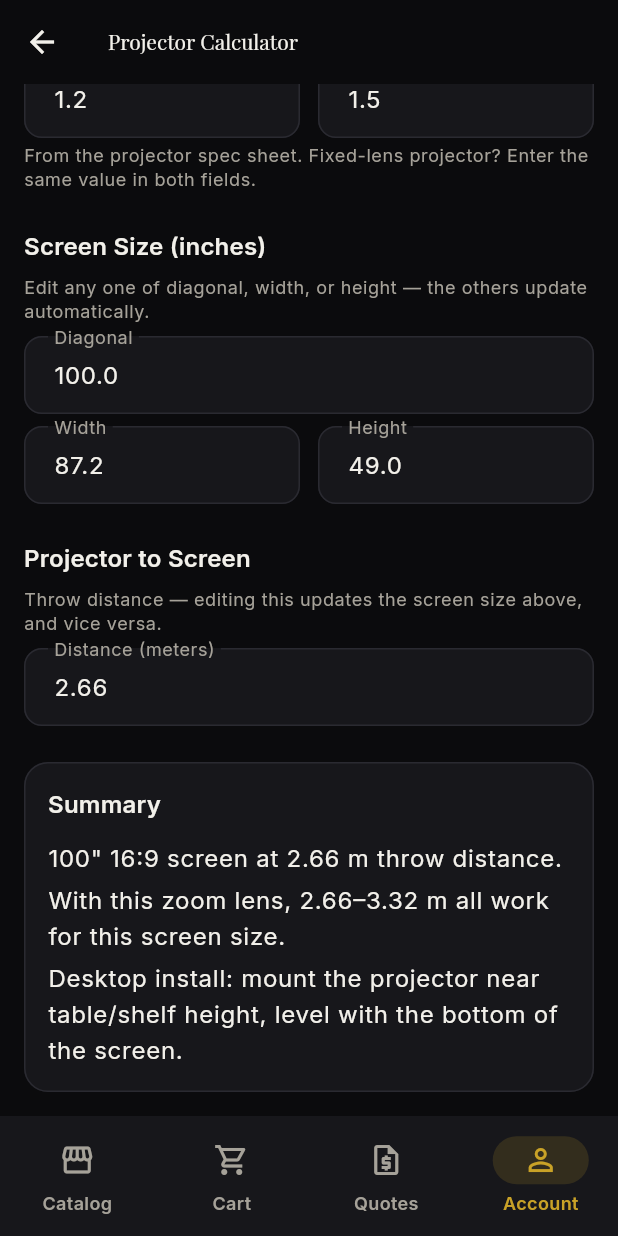
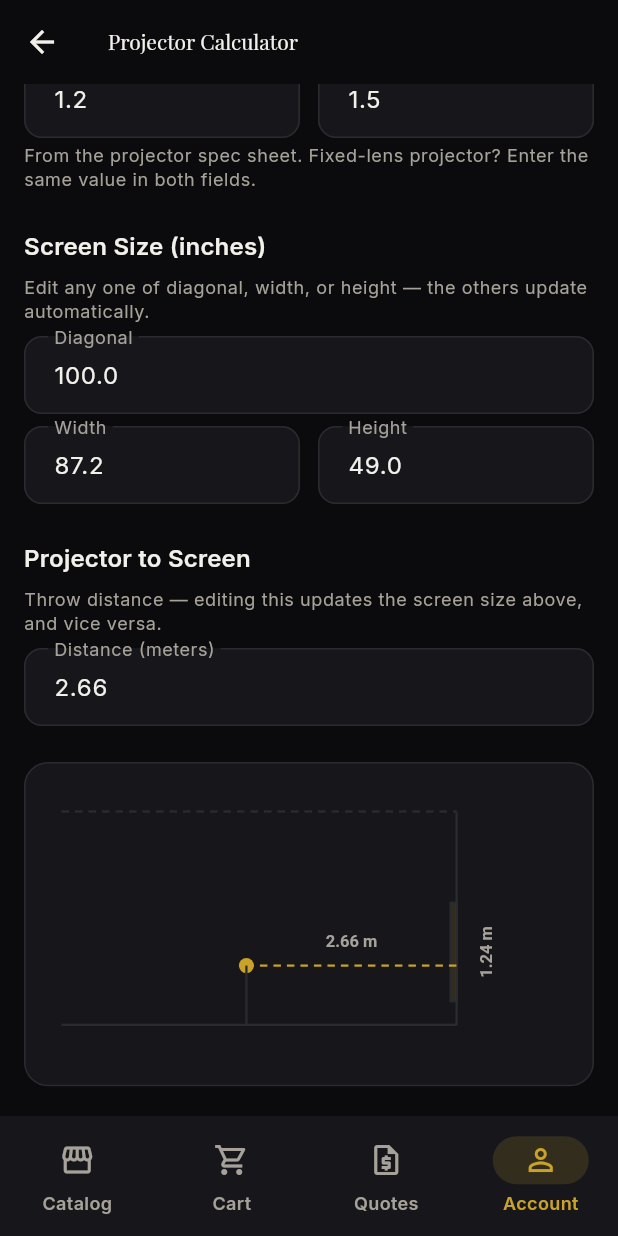
Before and after one commit to shoeib22/osteq-platform, a Flutter app: the ProjectorCalculatorScreen screen opened by its route, scrolled down 400 dp, on a phone screen of 412 x 824 dp. Run offline on Flutter 3.47's test engine with Material 3 defaults, Android fonts, the phone set to English and light mode, and no system bars; our stand-ins replace dio, flutter_riverpod, go_router, google_fonts, supabase_flutter; accounts and stored records are empty; network calls fail.

Commit message:
Add a throw-distance diagram to the Projector Calculator
BenQ's own calculator (projectorcalculator.benq.com) pairs its throw-distance
numbers with a side-profile diagram; this app only had text fields. Adds
ThrowDistanceDiagram — a CustomPainter side view showing the room floor/
ceiling, the projector (positioned per ceiling-mount vs desktop, dashed line
back to the wall), and the screen sized to its actual height — rendered
above the Summary card once distance and screen height are known.

Sizes itself to the room's real length:height proportions (fit-to-width,
clamped 140-240px) rather than a fixed height, which otherwise forces the
smaller dimension to dominate the scale and strands the drawing in a
fraction of the card.

Co-Authored-By: Claude Sonnet 5 <noreply@anthropic.com>

```diff
--- a/customer_app/lib/features/projector_calculator/projector_calculator_screen.dart
+++ b/customer_app/lib/features/projector_calculator/projector_calculator_screen.dart
@@ -4,6 +4,7 @@ import '../catalog/catalog_provider.dart';
 import '../catalog/product_model.dart';
 import '../../widgets/product_image.dart';
 import 'projector_math.dart';
+import 'throw_distance_diagram.dart';
 
 enum InstallationType { desktop, ceiling }
 
@@ -320,6 +321,8 @@ class _ProjectorCalculatorScreenState extends ConsumerState<ProjectorCalculatorS
             onChanged: (_) => _recomputeFromDistance(),
           ),
           const SizedBox(height: 24),
+          _buildDiagram(),
+          const SizedBox(height: 24),
           _buildSummary(),
         ],
       ),
@@ -337,6 +340,21 @@ class _ProjectorCalculatorScreenState extends ConsumerState<ProjectorCalculatorS
       keyboardType: const TextInputType.numberWithOptions(decimal: true),
       decoration: InputDecoration(labelText: label),
       onChanged: onChanged,
+    );
+  }
+
+  Widget _buildDiagram() {
+    final distance = _parse(_distanceController);
+    final heightIn = _parse(_heightController);
+    if (distance == null || distance <= 0 || heightIn == null || heightIn <= 0) {
+      return const SizedBox.shrink();
+    }
+    return ThrowDistanceDiagram(
+      installationType: _installationType,
+      throwDistanceMeters: distance,
+      screenHeightMeters: heightIn * 0.0254,
+      roomLengthMeters: _parse(_roomLController),
+      roomHeightMeters: _parse(_roomHController),
     );
   }
 
--- /dev/null
+++ b/customer_app/lib/features/projector_calculator/throw_distance_diagram.dart
@@ -0,0 +1,210 @@
+import 'package:flutter/material.dart';
+import '../../theme/app_colors.dart';
+import 'projector_calculator_screen.dart' show InstallationType;
+
+/// Side-profile schematic of the projector-to-screen setup — the same kind of diagram
+/// BenQ's own projector calculator (projectorcalculator.benq.com) shows next to its throw
+/// distance numbers, so a user can see what "2.66 m throw distance" actually looks like in
+/// their room instead of just reading a number.
+class ThrowDistanceDiagram extends StatelessWidget {
+  const ThrowDistanceDiagram({
+    super.key,
+    required this.installationType,
+    required this.throwDistanceMeters,
+    required this.screenHeightMeters,
+    this.roomLengthMeters,
+    this.roomHeightMeters,
+  });
+
+  final InstallationType installationType;
+  final double throwDistanceMeters;
+  final double screenHeightMeters;
+  final double? roomLengthMeters;
+  final double? roomHeightMeters;
+
+  static const _minHeight = 140.0;
+  static const _maxHeight = 240.0;
+  static const _pad = 24.0; // combined left+right / top+bottom padding budget below
+
+  @override
+  Widget build(BuildContext context) {
+    final totalLengthM = [roomLengthMeters ?? 0, throwDistanceMeters * 1.15].reduce((a, b) => a > b ? a : b);
+    final totalHeightM = [
+      roomHeightMeters ?? 0,
+      screenHeightMeters + 0.6,
+      2.4,
+    ].reduce((a, b) => a > b ? a : b);
+
+    return LayoutBuilder(
+      builder: (context, constraints) {
+        // Size the card to the room's actual length:height proportions (fit the full
+        // available width) instead of a fixed height — a fixed height forces whichever
+        // dimension is smaller to dominate the scale, leaving the diagram stranded in a
+        // fraction of the card with a large dead gap, which is what happened before this.
+        final drawWidth = constraints.maxWidth - _pad;
+        final naturalHeight = (totalHeightM / totalLengthM) * drawWidth + _pad;
+        final height = naturalHeight.clamp(_minHeight, _maxHeight);
+
+        return Container(
+          height: height,
+          width: double.infinity,
+          padding: const EdgeInsets.all(12),
+          decoration: BoxDecoration(
+            color: AppColors.surface,
+            borderRadius: BorderRadius.circular(16),
+            border: Border.all(color: AppColors.border),
+          ),
+          child: CustomPaint(
+            painter: _ThrowDistancePainter(
+              installationType: installationType,
+              throwDistanceMeters: throwDistanceMeters,
+              screenHeightMeters: screenHeightMeters,
+              roomLengthMeters: roomLengthMeters,
+              roomHeightMeters: roomHeightMeters,
+              textColor: AppColors.textSecondary,
+              lineColor: AppColors.border,
+              accentColor: AppColors.gold,
+            ),
+            size: Size.infinite,
+          ),
+        );
+      },
+    );
+  }
+}
+
+class _ThrowDistancePainter extends CustomPainter {
+  _ThrowDistancePainter({
+    required this.installationType,
+    required this.throwDistanceMeters,
+    required this.screenHeightMeters,
+    required this.roomLengthMeters,
+    required this.roomHeightMeters,
+    required this.textColor,
+    required this.lineColor,
+    required this.accentColor,
+  });
+
+  final InstallationType installationType;
+  final double throwDistanceMeters;
+  final double screenHeightMeters;
+  final double? roomLengthMeters;
+  final double? roomHeightMeters;
+  final Color textColor;
+  final Color lineColor;
+  final Color accentColor;
+
+  static const _screenFloorGapMeters = 0.3;
+  static const _deskProjectorHeightMeters = 0.75;
+  static const _ceilingDropMeters = 0.15;
+
+  @override
+  void paint(Canvas canvas, Size size) {
+    final totalLengthM = [roomLengthMeters ?? 0, throwDistanceMeters * 1.15]
+        .reduce((a, b) => a > b ? a : b);
+    final totalHeightM = [
+      roomHeightMeters ?? 0,
+      screenHeightMeters + _screenFloorGapMeters + 0.3,
+      2.4,
+    ].reduce((a, b) => a > b ? a : b);
+
+    const leftPad = 12.0, rightPad = 44.0, topPad = 20.0, bottomPad = 28.0;
+    final drawWidth = size.width - leftPad - rightPad;
+    final drawHeight = size.height - topPad - bottomPad;
+    final scale = [drawWidth / totalLengthM, drawHeight / totalHeightM].reduce((a, b) => a < b ? a : b);
+
+    final floorY = size.height - bottomPad;
+    double x(double metersFromLeft) => leftPad + metersFromLeft * scale;
+    double y(double metersFromFloor) => floorY - metersFromFloor * scale;
+
+    final linePaint = Paint()
+      ..color = lineColor
+      ..strokeWidth = 1.5
+      ..style = PaintingStyle.stroke;
+    final dashedPaint = Paint()
+      ..color = accentColor
+      ..strokeWidth = 1.5
+      ..style = PaintingStyle.stroke;
+
+    // Floor.
+    canvas.drawLine(Offset(x(0), floorY), Offset(x(totalLengthM), floorY), linePaint);
+
+    // Screen wall + screen rectangle, flush to the right edge of the drawable area.
+    final screenX = x(totalLengthM);
+    final screenBottomY = y(_screenFloorGapMeters);
+    final screenTopY = y(_screenFloorGapMeters + screenHeightMeters);
+    canvas.drawLine(Offset(screenX, floorY), Offset(screenX, y(totalHeightM)), linePaint);
+    final screenPaint = Paint()
+      ..color = accentColor.withValues(alpha: 0.15)
+      ..style = PaintingStyle.fill;
+    final screenRect = Rect.fromPoints(Offset(screenX - 4, screenTopY), Offset(screenX, screenBottomY));
+    canvas.drawRect(screenRect, screenPaint);
+    canvas.drawRect(screenRect, linePaint..style = PaintingStyle.stroke);
+
+    // Ceiling (dashed) if a room height is known.
+    if (roomHeightMeters != null) {
+      _drawDashedLine(canvas, Offset(x(0), y(roomHeightMeters!)), Offset(x(totalLengthM), y(roomHeightMeters!)), lineColor);
+    }
+
+    // Projector position + throw-distance line.
+    final projectorHeightM = installationType == InstallationType.ceiling
+        ? (roomHeightMeters ?? totalHeightM) - _ceilingDropMeters
+        : _deskProjectorHeightMeters;
+    final projectorX = totalLengthM - throwDistanceMeters;
+    final projOffset = Offset(x(projectorX), y(projectorHeightM));
+    final screenTargetOffset = Offset(screenX, y(projectorHeightM));
+
+    _drawDashedLine(canvas, projOffset, screenTargetOffset, accentColor);
+
+    // Projector glyph: small filled circle + a short mount stub.
+    canvas.drawCircle(projOffset, 5, Paint()..color = accentColor);
+    if (installationType == InstallationType.ceiling) {
+      canvas.drawLine(projOffset, Offset(projOffset.dx, y(roomHeightMeters ?? totalHeightM)), dashedPaint);
+    } else {
+      canvas.drawLine(projOffset, Offset(projOffset.dx, floorY), linePaint);
+    }
+
+    // Labels.
+    _drawLabel(canvas, '${throwDistanceMeters.toStringAsFixed(2)} m', Offset((projOffset.dx + screenTargetOffset.dx) / 2, projOffset.dy - 16), textColor, accentColor);
+    _drawLabel(canvas, '${screenHeightMeters.toStringAsFixed(2)} m', Offset(screenX + 20, (screenTopY + screenBottomY) / 2), textColor, textColor, rotated: true);
+  }
+
+  void _drawDashedLine(Canvas canvas, Offset start, Offset end, Color color) {
+    const dashLength = 5.0, gapLength = 4.0;
+    final total = (end - start).distance;
+    if (total == 0) return;
+    final direction = (end - start) / total;
+    var covered = 0.0;
+    final paint = Paint()
+      ..color = color
+      ..strokeWidth = 1.5
+      ..style = PaintingStyle.stroke;
+    while (covered < total) {
+      final segStart = start + direction * covered;
+      final segEnd = start + direction * (covered + dashLength).clamp(0, total);
+      canvas.drawLine(segStart, segEnd, paint);
+      covered += dashLength + gapLength;
+    }
+  }
+
+  void _drawLabel(Canvas canvas, String text, Offset center, Color textColor, Color chipColor, {bool rotated = false}) {
+    final painter = TextPainter(
+      text: TextSpan(text: text, style: TextStyle(color: textColor, fontSize: 11, fontWeight: FontWeight.w600)),
+      textDirection: TextDirection.ltr,
+    )..layout();
+    canvas.save();
+    canvas.translate(center.dx, center.dy);
+    if (rotated) canvas.rotate(-1.5708);
+    painter.paint(canvas, Offset(-painter.width / 2, -painter.height / 2));
+    canvas.restore();
+  }
+
+  @override
+  bool shouldRepaint(covariant _ThrowDistancePainter oldDelegate) {
+    return oldDelegate.installationType != installationType ||
+        oldDelegate.throwDistanceMeters != throwDistanceMeters ||
+        oldDelegate.screenHeightMeters != screenHeightMeters ||
+        oldDelegate.roomLengthMeters != roomLengthMeters ||
+        oldDelegate.roomHeightMeters != roomHeightMeters;
+  }
+}
```
